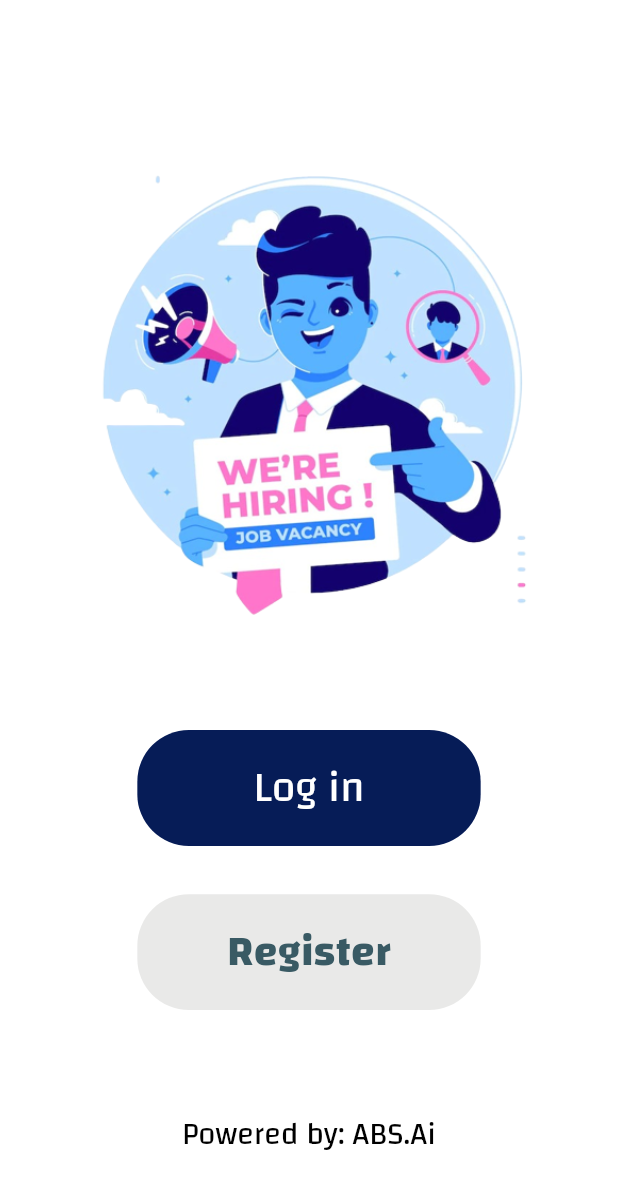
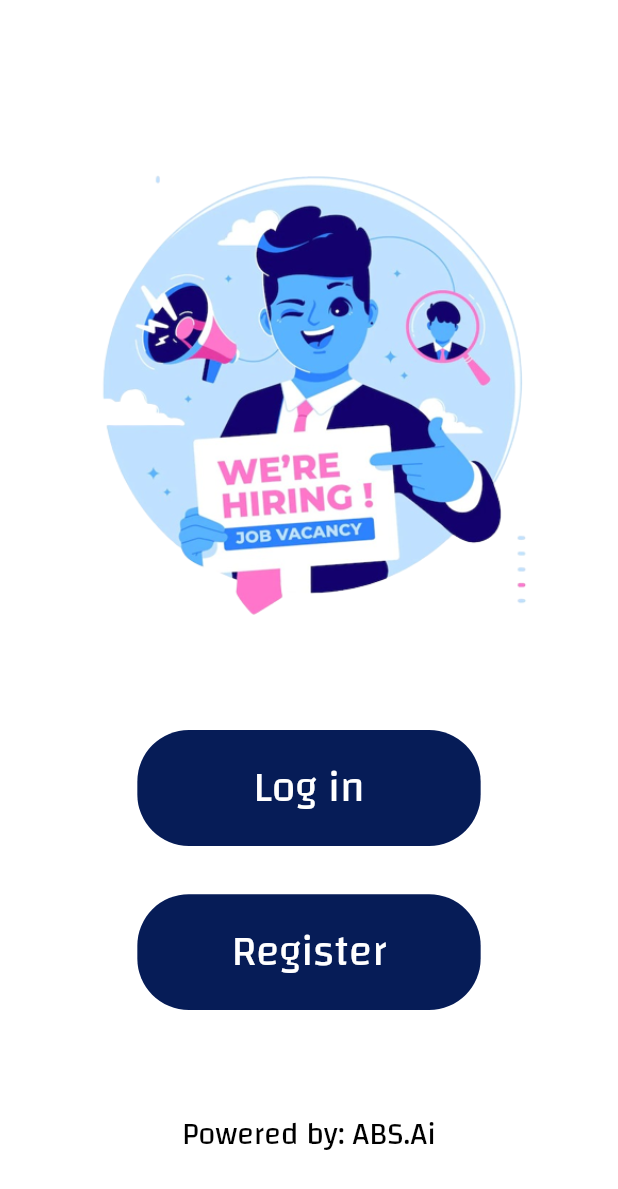
Before and after one commit to SamarKhalid/app_authentication, a Flutter app: the screen it shows after launch, on a phone screen of 412 x 824 dp. Shown: the top 1189 px of the screen. Run offline on Flutter 3.47's test engine with Material 2 defaults, Android fonts, the phone set to English and light mode, and no system bars; our stand-ins replace cloud_firestore, firebase_auth, firebase_core, flutter_screenutil; accounts and stored records are empty.

```diff
--- a/lib/Screens/HomePage.dart
+++ b/lib/Screens/HomePage.dart
@@ -1,5 +1,6 @@
+import 'package:authentication_task/constants.dart';
 import 'package:flutter/material.dart';
-import '../../../../constants.dart';
+
 
 class HomePage extends StatelessWidget {
   static String routeName = "/HomePage";
--- a/lib/Screens/Login/Components/loginBody.dart
+++ b/lib/Screens/Login/Components/loginBody.dart
@@ -1,8 +1,9 @@
 import 'package:authentication_task/Screens/Register/register.dart';
 import 'package:flutter_screenutil/flutter_screenutil.dart';
-import '../../../../components/buttons.dart';
 import 'package:flutter/material.dart';
-import '../../../../constants.dart';
+
+import '../../../components/buttons.dart';
+import '../../../constants.dart';
 import '../../HomePage.dart';
 
 class LoginBody extends StatefulWidget {
--- a/lib/Screens/LoginOrSignup/components/loginOrSignupBody.dart
+++ b/lib/Screens/LoginOrSignup/components/loginOrSignupBody.dart
@@ -1,9 +1,10 @@
+import 'package:authentication_task/Screens/Login/login.dart';
 import 'package:authentication_task/Screens/Register/register.dart';
+import 'package:authentication_task/components/buttons.dart';
+import 'package:authentication_task/constants.dart';
 import 'package:flutter_screenutil/flutter_screenutil.dart';
-import '../../../../components/buttons.dart';
 import 'package:flutter/material.dart';
-import '../../../../constants.dart';
-import '../../Login/login.dart';
+
 
 
 class LogInOrSignupBody extends StatelessWidget {
@@ -36,7 +37,7 @@ class LogInOrSignupBody extends StatelessWidget {
         height: 25.h,
         width: double.infinity.w,
       ),
-      SecondaryButton(
+      DefaultButton(
         text: "Register",
         onPressed: () {
           Navigator.pushNamed(context, Register.routeName);
--- a/lib/components/buttons.dart
+++ b/lib/components/buttons.dart
@@ -1,6 +1,6 @@
+import 'package:authentication_task/constants.dart';
 import 'package:flutter_screenutil/flutter_screenutil.dart';
 import 'package:flutter/material.dart';
-import '../../../constants.dart';
 
 class DefaultButton extends StatelessWidget {
   final String text;
@@ -51,50 +51,3 @@ class DefaultButton extends StatelessWidget {
     );
   }
 }
-
-class SecondaryButton extends StatelessWidget {
-  //TODO : remove secondary button - only use defaultButton
-  final String text;
-  final VoidCallback onPressed;
-  final double width;
-  final double height;
-  final double fontSize;
-
-  const SecondaryButton({
-    Key? key,
-    required this.text,
-    required this.onPressed,
-    this.width = 200.0,
-    this.height = mainButtonsSize,
-    this.fontSize = mainFontSize,
-  }) : super(key: key);
-
-  @override
-  Widget build(BuildContext context) {
-    return SizedBox(
-      width: width.w,
-      height: height.h,
-      child: TextButton(
-        style: ButtonStyle(
-            shadowColor: MaterialStateProperty.all<Color>(lightGreyButtons),
-            backgroundColor: MaterialStateProperty.all<Color>(lightGreyButtons),
-            shape: MaterialStateProperty.all<RoundedRectangleBorder>(
-                RoundedRectangleBorder(
-                    borderRadius: BorderRadius.circular(30).w))),
-        onPressed: onPressed,
-        child: SizedBox(
-          width: 250.w,
-          child: Text(
-            text,
-            textAlign: TextAlign.center,
-            style: TextStyle(
-              fontSize: fontSize.sp,
-              fontWeight: mainFontWeight,
-              color: darkGreen,
-            ),
-          ),
-        ),
-      ),
-    );
-  }
-}
--- a/lib/constants.dart
+++ b/lib/constants.dart
@@ -1,11 +1,11 @@
 import 'package:flutter/material.dart';
 
-const textWhite = Color(0xFFFFFFFF);
 const lightGreyButtons = Color(0xFFE9E9E8);
 const darkGreen = Color(0xFF395A64);
 const textBlack = Color(0xFF000000);
 const darkBlue = Color(0xFF061C57);
 const lightGreyReceiptBG = Color(0xFFACB4CC);
+const Color textWhite = Colors.white;
 
 
 
```
Also changed, not shown: lib/Screens/Register/Components/registerBody.dart (+51 -16 lines), lib/main.dart (+7 -2 lines), pubspec.yaml (+4 -43 lines), lib/firebase_options.dart (added), pubspec.lock, 5 other files.
